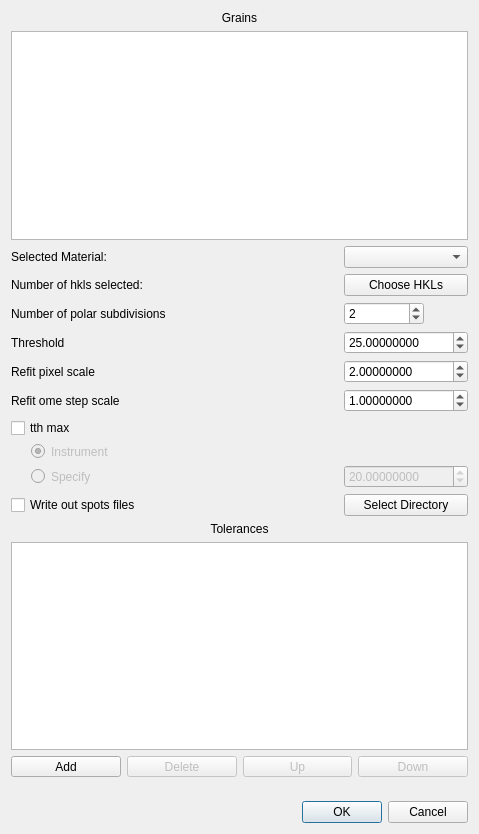
The window that hexrd/ui/resources/ui/fit_grains_options_dialog.ui (HEXRD/hexrdgui) describes before a commit, drawn with Qt 5.
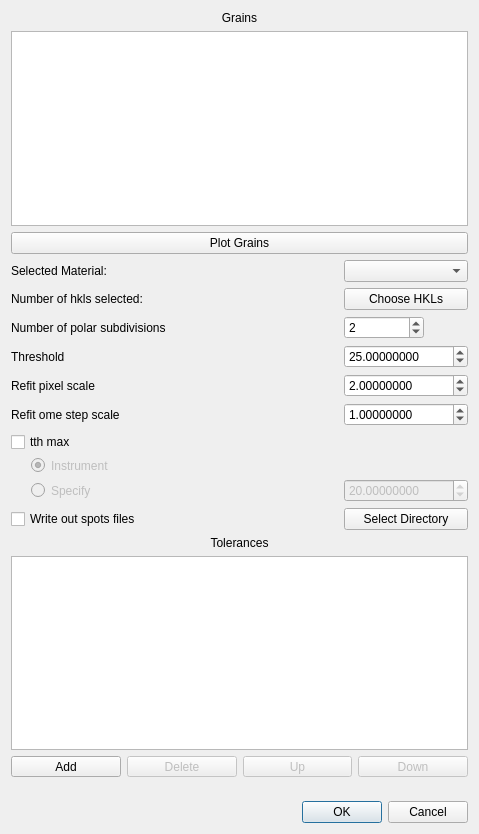
The same window after the commit. Custom widgets are drawn as their Qt base class.

Commit message:
Re-use IndexingResultsDialog to plot grains
This re-uses the IndexingResultsDialog in several places to allow the
user to plot and visually inspect the grains.

In order to plot the grains, the user must load eta omega maps from
a file.

What changed in the file:
```diff
--- a/hexrd/ui/resources/ui/fit_grains_options_dialog.ui
+++ b/hexrd/ui/resources/ui/fit_grains_options_dialog.ui
@@ -31,6 +31,13 @@
      </attribute>
     </widget>
    </item>
+   <item>
+    <widget class="QPushButton" name="plot_grains">
+     <property name="text">
+      <string>Plot Grains</string>
+     </property>
+    </widget>
+   </item>
    <item>
     <layout class="QGridLayout" name="gridLayout">
      <item row="0" column="2">
```
Left out of the diff: 1 changed line with no effect on the pictures. The commit also changes 7 other files.
